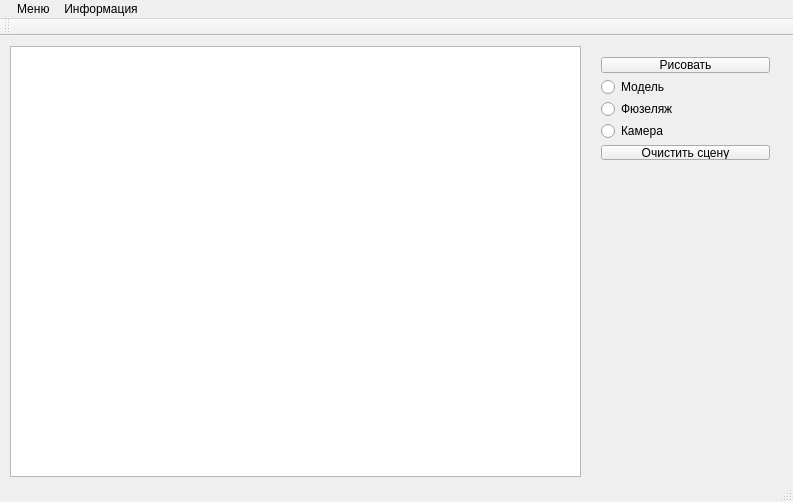
Before: the Qt Designer form flyShipment/mainwindow.ui in Unatart/CGcourceproj, drawn with Qt 5.
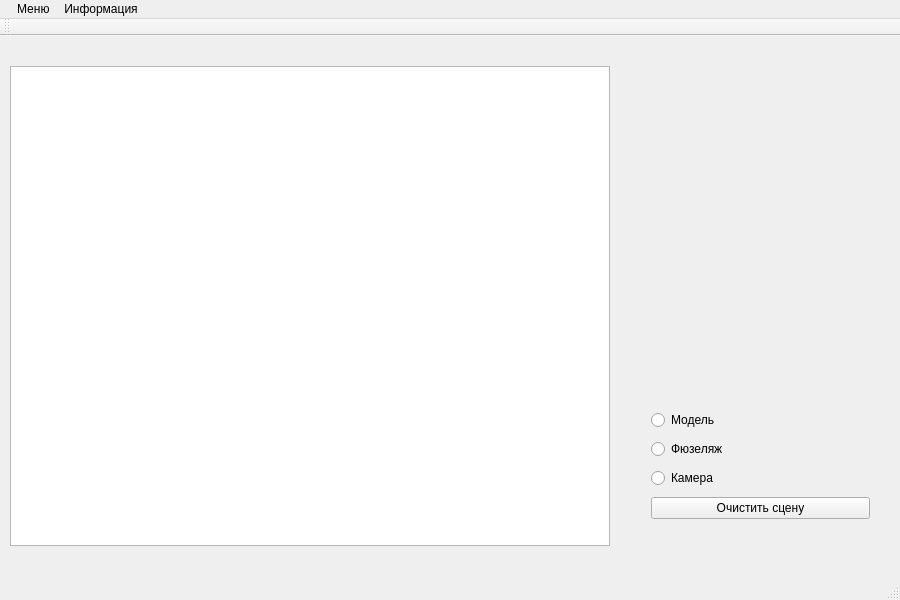
After: the same form once the commit is applied.

Patch:
```diff
--- a/flyShipment/mainwindow.ui
+++ b/flyShipment/mainwindow.ui
@@ -6,8 +6,8 @@
    <rect>
     <x>0</x>
     <y>0</y>
-    <width>793</width>
-    <height>502</height>
+    <width>900</width>
+    <height>600</height>
    </rect>
   </property>
   <property name="windowTitle">
@@ -17,20 +17,13 @@
    <widget class="QWidget" name="verticalLayoutWidget">
     <property name="geometry">
      <rect>
-      <x>590</x>
-      <y>10</y>
-      <width>191</width>
-      <height>125</height>
+      <x>640</x>
+      <y>360</y>
+      <width>241</width>
+      <height>141</height>
      </rect>
     </property>
     <layout class="QVBoxLayout" name="verticalLayout">
-     <item>
-      <widget class="QPushButton" name="paint">
-       <property name="text">
-        <string>Рисовать</string>
-       </property>
-      </widget>
-     </item>
      <item>
       <widget class="QRadioButton" name="model">
        <property name="text">
@@ -65,9 +58,9 @@
     <property name="geometry">
      <rect>
       <x>10</x>
-      <y>10</y>
-      <width>571</width>
-      <height>431</height>
+      <y>30</y>
+      <width>600</width>
+      <height>480</height>
      </rect>
     </property>
    </widget>
@@ -77,7 +70,7 @@
     <rect>
      <x>0</x>
      <y>0</y>
-     <width>793</width>
+     <width>900</width>
      <height>20</height>
     </rect>
    </property>
```
